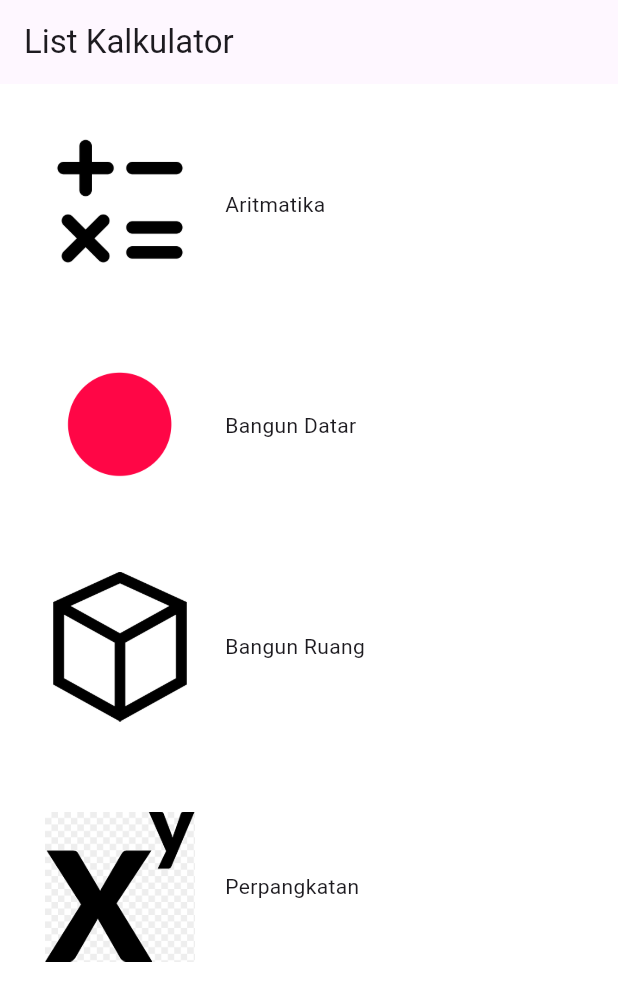
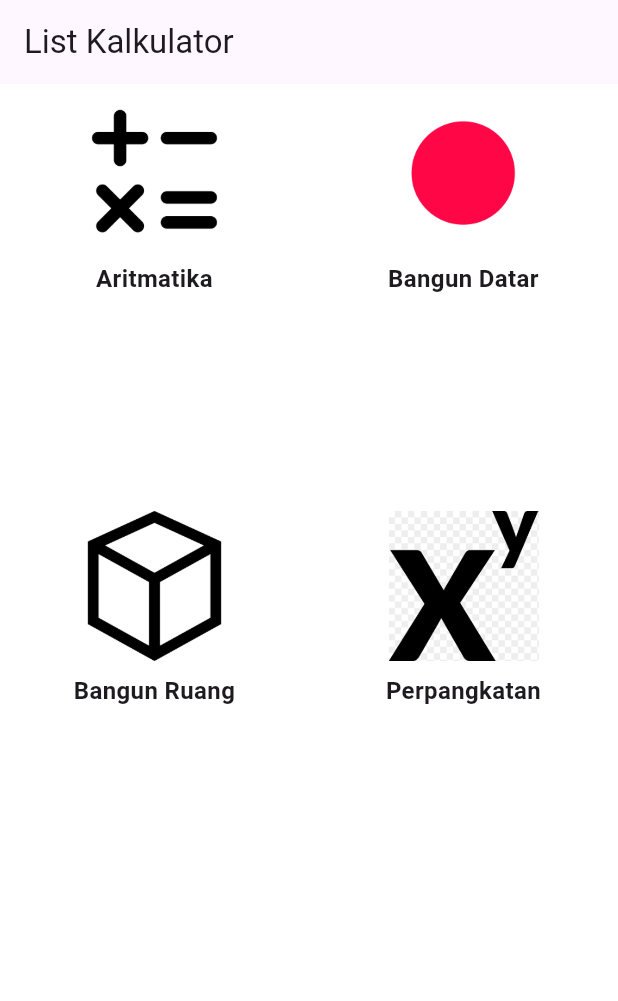
Before and after one commit to nrico25/flutterhooks, a Flutter app: the screen it shows after launch, on a phone screen of 412 x 824 dp. Shown: the top 1001 px of the screen. Run offline on Flutter 3.47's test engine with Material 3 defaults, Android fonts, the phone set to English and light mode, and no system bars; our stand-ins replace flutter_hooks, go_router.

Commit message:
fead[DZ]update_UI

```diff
--- a/lib/component_page/adapter.dart
+++ b/lib/component_page/adapter.dart
@@ -1,6 +1,6 @@
 import 'package:flutter/material.dart';
 import 'package:teamhooks/Model/model.dart';
-import 'package:teamhooks/widget/myText.dart';
+
 class AdapterList extends StatelessWidget {
   final Model model;
   const AdapterList({super.key, required this.model});
@@ -8,12 +8,26 @@ class AdapterList extends StatelessWidget {
   @override
   Widget build(BuildContext context) {
     return Container(
-      margin: EdgeInsets.all(30),
-      child: MyText(
-          image: model.image,
-          nama: model.nama,
-          marginLeft: 20,
-          widthImage: 50),
+      margin: const EdgeInsets.all(10),
+      child: Column(
+        children: [
+          Image.asset(
+            model.image,
+            fit: BoxFit.contain,
+            width: 100,
+            height: 100,
+          ),
+          const SizedBox(height: 8),
+          Text(
+            model.nama,
+            style: const TextStyle(
+              fontSize: 16,
+              fontWeight: FontWeight.bold,
+            ),
+            textAlign: TextAlign.center,
+          ),
+        ],
+      ),
     );
   }
 }
--- a/lib/listView.dart
+++ b/lib/listView.dart
@@ -25,11 +25,25 @@ class _ListViewDashboardState extends State<ListViewDashboard> {
       appBar: AppBar(
         title: const Text("List Kalkulator"),
       ),
-      body: ListView.builder(
+      body: GridView.builder(
+        gridDelegate: const SliverGridDelegateWithFixedCrossAxisCount(
+          crossAxisCount: 2,  // Dua item per baris
+          childAspectRatio: 0.75, // Mengatur perbandingan gambar dan teks
+        ),
         itemCount: dataKalkulator.length,
         itemBuilder: (context, index) {
           return GestureDetector(
             onTap: () {
+              _handleTap(context, index);
+            },
+            child: AdapterList(model: dataKalkulator[index]),
+          );
+        },
+      ),
+    );
+  }
+
+  void _handleTap(BuildContext context, int index) {
     switch (index) {
       case 0:
         context.go('/aritmatika');
@@ -46,11 +60,5 @@ class _ListViewDashboardState extends State<ListViewDashboard> {
       default:
         break;
     }
-            },
-            child: AdapterList(model: dataKalkulator[index]),
-          );
-        },
-      ),
-    );
   }
 }
```
Lines whose indentation alone changed are shown as unchanged.
